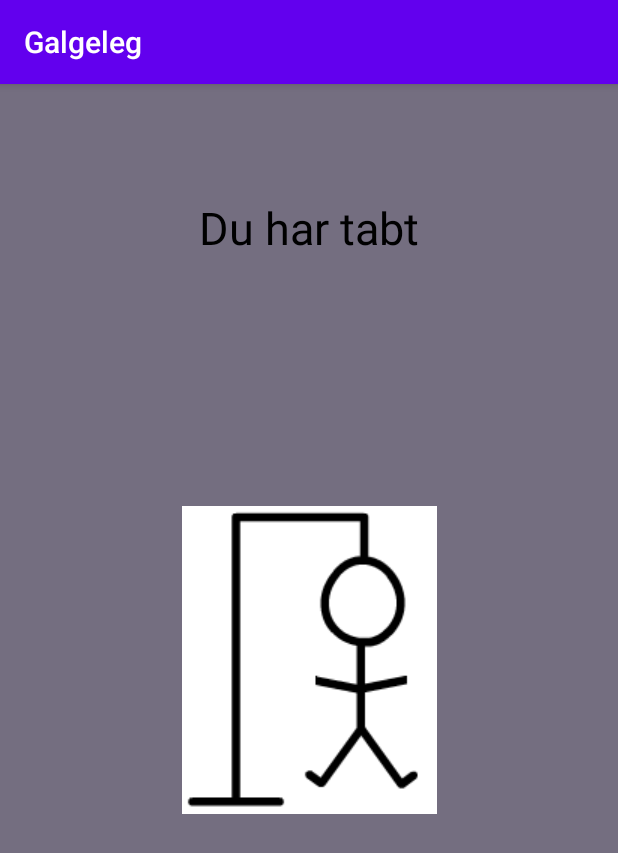
After one commit to moamal01/Galgeleg, an Android app: the TaberActivity screen opened directly, with no data from a screen before it, on a phone screen of 412 x 824 dp. The commit adds this screen. Shown: the top 853 px of the screen. Run offline under Robolectric (Android 15) with nearby library versions, the phone set to English and light mode, and no system bars.

Commit message:
add loser screen

```diff
--- a/app/src/main/AndroidManifest.xml
+++ b/app/src/main/AndroidManifest.xml
@@ -10,6 +10,7 @@
         android:supportsRtl="true"
         android:theme="@style/AppTheme">
         <activity android:name=".VinderActivity" />
+        <activity android:name=".TaberActivity" />
         <activity android:name=".MainActivity">
             <intent-filter>
                 <action android:name="android.intent.action.MAIN" />
--- a/app/src/main/java/com/example/galgeleg/MainActivity.kt
+++ b/app/src/main/java/com/example/galgeleg/MainActivity.kt
@@ -14,6 +14,8 @@ class MainActivity : AppCompatActivity(), View.OnClickListener {
         super.onCreate(savedInstanceState)
         setContentView(R.layout.activity_main)
 
+        var word = galgelogik.ordet
+
         // Sæt onClickListener
         gæt_button.setOnClickListener(this)
 
@@ -23,7 +25,7 @@ class MainActivity : AppCompatActivity(), View.OnClickListener {
     override fun onClick(view: View?) {
         val bogstav: String = letter_guess.text.toString().toLowerCase(Locale.ROOT)
 
-        galgelogik.gætBogstav(bogstav)
+        word_textView.text = galgelogik.gætBogstav(bogstav).toString()
         gættede_bogstav_textView.text = galgelogik.brugteBogstaver.toString()
 
         when(galgelogik.antalForkerteBogstaver) {
@@ -39,8 +41,11 @@ class MainActivity : AppCompatActivity(), View.OnClickListener {
             val intent = Intent(this, VinderActivity::class.java)
             intent.putExtra("Tries", galgelogik.antalForkerteBogstaver)
             startActivity(intent)
+            finish()
         } else if (galgelogik.erSpilletTabt()) {
-
+            val intent = Intent(this, TaberActivity::class.java)
+            startActivity(intent)
+            finish()
         }
     }
 }
--- /dev/null
+++ b/app/src/main/java/com/example/galgeleg/TaberActivity.kt
@@ -0,0 +1,13 @@
+package com.example.galgeleg
+
+import android.os.Bundle
+import android.os.PersistableBundle
+import androidx.appcompat.app.AppCompatActivity
+
+class TaberActivity : AppCompatActivity() {
+
+    override fun onCreate(savedInstanceState: Bundle?) {
+        super.onCreate(savedInstanceState)
+        setContentView(R.layout.activity_taber)
+    }
+}
--- a/app/src/main/java/com/example/galgeleg/VinderActivity.kt
+++ b/app/src/main/java/com/example/galgeleg/VinderActivity.kt
@@ -1,7 +1,6 @@
 package com.example.galgeleg
 
 import android.os.Bundle
-import android.os.PersistableBundle
 import androidx.appcompat.app.AppCompatActivity
 import kotlinx.android.synthetic.main.activity_vinder.*
 
--- /dev/null
+++ b/app/src/main/res/layout/activity_taber.xml
@@ -0,0 +1,30 @@
+<?xml version="1.0" encoding="utf-8"?>
+<androidx.constraintlayout.widget.ConstraintLayout xmlns:android="http://schemas.android.com/apk/res/android"
+    xmlns:app="http://schemas.android.com/apk/res-auto"
+    android:layout_width="match_parent"
+    android:layout_height="match_parent"
+    android:background="#746E80">
+
+    <ImageView
+        android:id="@+id/imageView"
+        android:layout_width="wrap_content"
+        android:layout_height="wrap_content"
+        app:layout_constraintBottom_toBottomOf="parent"
+        app:layout_constraintLeft_toLeftOf="parent"
+        app:layout_constraintRight_toRightOf="parent"
+        app:layout_constraintTop_toTopOf="parent"
+        app:srcCompat="@drawable/forkert6" />
+
+    <TextView
+        android:id="@+id/textView"
+        android:layout_width="wrap_content"
+        android:layout_height="wrap_content"
+        android:layout_marginTop="75dp"
+        android:text="Du har tabt"
+        android:textColor="#000000"
+        android:textSize="30dp"
+        app:layout_constraintLeft_toLeftOf="parent"
+        app:layout_constraintRight_toRightOf="parent"
+        app:layout_constraintTop_toTopOf="parent" />
+
+</androidx.constraintlayout.widget.ConstraintLayout>
```
